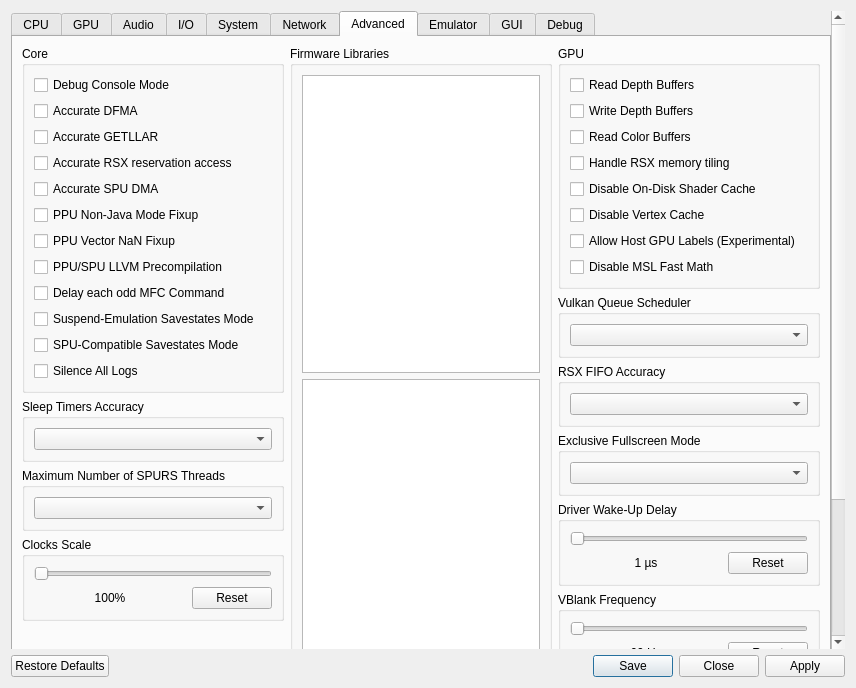
Qt form rpcs3/rpcs3qt/settings_dialog.ui (RPCS3/rpcs3) before a commit.
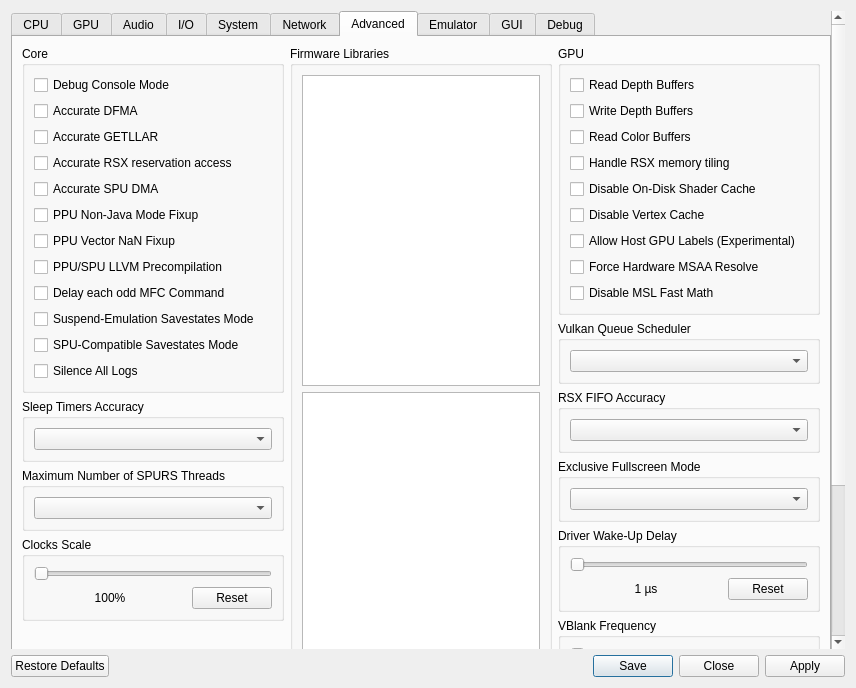
The same form after that commit. The open tabs and pages were chosen to show the change. Icons and pictures are not drawn.

Commit message: rsx: Add an option to force hardware MSAA resolve

The edit to the form file:
```diff
--- a/rpcs3/rpcs3qt/settings_dialog.ui
+++ b/rpcs3/rpcs3qt/settings_dialog.ui
@@ -2657,6 +2657,13 @@
                  </property>
                 </widget>
                </item>
+               <item>
+                <widget class="QCheckBox" name="forceHwMSAAResolve">
+                 <property name="text">
+                  <string>Force Hardware MSAA Resolve</string>
+                 </property>
+                </widget>
+               </item>
                <item>
                 <widget class="QCheckBox" name="disableMslFastMath">
                  <property name="text">
```
The commit also changes 6 other files.
